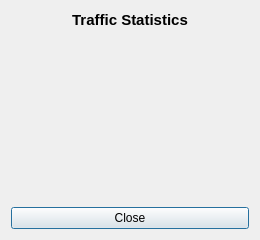
Before: the Qt Designer form pygui/dialogs/traffic.ui in Arean82/Tailscale-Headscale-Client, drawn with Qt 5.
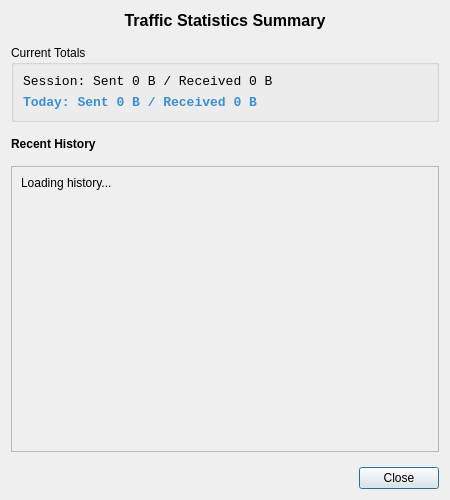
After: the same form once the commit is applied.

The edit to the form file:
```diff
--- a/pygui/dialogs/traffic.ui
+++ b/pygui/dialogs/traffic.ui
@@ -4,60 +4,93 @@
  <widget class="QDialog" name="TrafficDialog">
   <property name="windowTitle"><string>Traffic Stats</string></property>
   <property name="geometry">
-   <rect><x>0</x><y>0</y><width>260</width><height>240</height></rect>
+   <rect><x>0</x><y>0</y><width>450</width><height>500</height></rect>
   </property>
-  <property name="sizeGripEnabled"><bool>false</bool></property>
-  <layout class="QVBoxLayout" name="verticalLayout">
-   <property name="contentsMargins">
-    <number>16</number><number>12</number><number>16</number><number>12</number>
-   </property>
-   <property name="spacing"><number>8</number></property>
-
+  <layout class="QVBoxLayout" name="mainLayout">
+   <property name="spacing"><number>15</number></property>
+   <property name="contentsMargins"><number>20</number><number>20</number><number>20</number><number>20</number></property>
+   
+   <!-- Section 1: Summary -->
    <item>
     <widget class="QLabel" name="labelTitle">
-     <property name="text"><string>Traffic Statistics</string></property>
+     <property name="text"><string>Traffic Statistics Summary</string></property>
      <property name="font">
-      <font><family>Segoe UI</family><pointsize>11</pointsize><bold>true</bold></font>
+      <font><family>Segoe UI</family><pointsize>12</pointsize><bold>true</bold></font>
      </property>
      <property name="alignment"><enum>Qt::AlignCenter</enum></property>
     </widget>
    </item>
-
+   
    <item>
-    <widget class="QLabel" name="labelStats">
-     <property name="text"><string></string></property>
-     <property name="font">
-      <font><family>Courier New</family><pointsize>10</pointsize></font>
-     </property>
-     <property name="alignment"><enum>Qt::AlignLeft</enum></property>
+    <widget class="QGroupBox" name="groupSummary">
+     <property name="title"><string>Current Totals</string></property>
+     <layout class="QVBoxLayout" name="summaryLayout">
+      <item>
+       <widget class="QLabel" name="labelStats">
+        <property name="text"><string>Session: Sent 0 B / Received 0 B</string></property>
+        <property name="font"><font><family>Courier New</family><pointsize>10</pointsize></font></property>
+       </widget>
+      </item>
+      <item>
+       <widget class="QLabel" name="labelDailyStats">
+        <property name="text"><string>Today: Sent 0 B / Received 0 B</string></property>
+        <property name="font"><font><family>Courier New</family><pointsize>10</pointsize><bold>true</bold></font></property>
+        <property name="styleSheet"><string>color: #3b8ed0;</string></property>
+       </widget>
+      </item>
+     </layout>
     </widget>
    </item>
 
+   <!-- Section 2: Recent History -->
    <item>
-    <widget class="QLabel" name="labelDailyStats">
-     <property name="text"><string></string></property>
-     <property name="font">
-      <font><family>Courier New</family><pointsize>10</pointsize><bold>true</bold></font>
-     </property>
-     <property name="alignment"><enum>Qt::AlignLeft</enum></property>
-     <property name="styleSheet"><string>color: #3b8ed0;</string></property>
+    <widget class="QLabel" name="labelHistoryTitle">
+     <property name="text"><string>Recent History</string></property>
+     <property name="font"><font><bold>true</bold></font></property>
     </widget>
    </item>
-
+   
    <item>
-    <spacer>
-     <property name="orientation"><enum>Qt::Vertical</enum></property>
-     <property name="sizeHint" stdset="0"><size><width>20</width><height>10</height></size></property>
-    </spacer>
+    <widget class="QScrollArea" name="scrollArea">
+     <property name="widgetResizable"><bool>true</bool></property>
+     <widget class="QWidget" name="scrollAreaWidgetContents">
+      <layout class="QVBoxLayout" name="scrollLayout">
+       <item>
+        <widget class="QLabel" name="labelHistory">
+         <property name="text"><string>Loading history...</string></property>
+         <property name="alignment"><enum>Qt::AlignTop|Qt::AlignLeft</enum></property>
+         <property name="wordWrap"><bool>true</bool></property>
+         <property name="textFormat"><enum>Qt::RichText</enum></property>
+        </widget>
+       </item>
+       <item>
+        <spacer name="verticalSpacer">
+         <property name="orientation"><enum>Qt::Vertical</enum></property>
+         <property name="sizeHint" stdset="0"><size><width>20</width><height>40</height></size></property>
+        </spacer>
+       </item>
+      </layout>
+     </widget>
+    </widget>
    </item>
 
+   <!-- Bottom: Close -->
    <item>
-    <widget class="QPushButton" name="btnClose">
-     <property name="text"><string>Close</string></property>
-     <property name="maximumWidth"><number>100</number></property>
-    </widget>
+    <layout class="QHBoxLayout" name="buttonLayout">
+     <item>
+      <spacer name="horizontalSpacer">
+       <property name="orientation"><enum>Qt::Horizontal</enum></property>
+       <property name="sizeHint" stdset="0"><size><width>40</width><height>20</height></size></property>
+      </spacer>
+     </item>
+     <item>
+      <widget class="QPushButton" name="btnClose">
+       <property name="text"><string>Close</string></property>
+       <property name="minimumWidth"><number>100</number></property>
+      </widget>
+     </item>
+    </layout>
    </item>
-
   </layout>
  </widget>
  <resources/>
```
Left out of the diff: 2 changed lines with no effect on the pictures.
